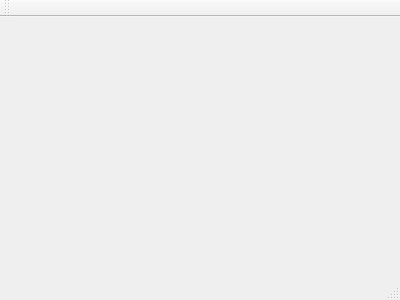
This is QT/Moving/mainwindow.ui in leejk91/CPlusPlus_Practice as Qt 5 draws it before an edit. The edited form follows.
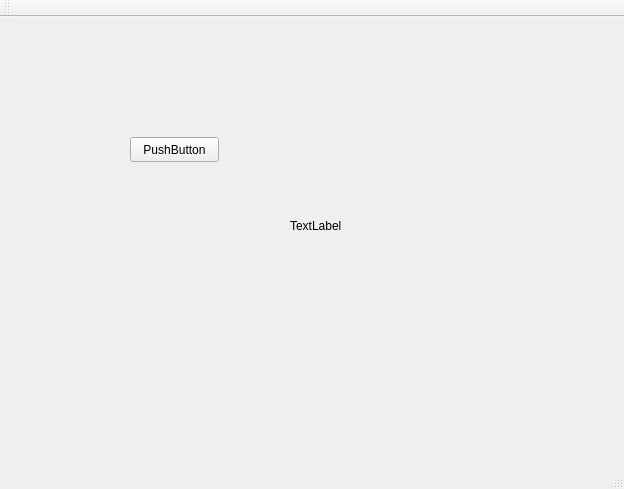
This is the edited form.

The edit to the form file:
```diff
--- a/QT/Moving/mainwindow.ui
+++ b/QT/Moving/mainwindow.ui
@@ -1,24 +1,66 @@
 <ui version="4.0">
  <class>MainWindow</class>
- <widget class="QMainWindow" name="MainWindow" >
-  <property name="geometry" >
+ <widget class="QMainWindow" name="MainWindow">
+  <property name="geometry">
    <rect>
     <x>0</x>
     <y>0</y>
-    <width>400</width>
-    <height>300</height>
+    <width>624</width>
+    <height>489</height>
    </rect>
   </property>
   <property name="windowTitle" >
    <string>MainWindow</string>
   </property>
-  <widget class="QMenuBar" name="menuBar" />
-  <widget class="QToolBar" name="mainToolBar" />
-  <widget class="QWidget" name="centralWidget" />
-  <widget class="QStatusBar" name="statusBar" />
+  <widget class="QWidget" name="centralWidget">
+   <widget class="QLabel" name="label">
+    <property name="geometry">
+     <rect>
+      <x>290</x>
+      <y>200</y>
+      <width>67</width>
+      <height>17</height>
+     </rect>
+    </property>
+    <property name="text">
+     <string>TextLabel</string>
+    </property>
+   </widget>
+   <widget class="QPushButton" name="pushButton">
+    <property name="geometry">
+     <rect>
+      <x>130</x>
+      <y>120</y>
+      <width>89</width>
+      <height>25</height>
+     </rect>
+    </property>
+    <property name="text">
+     <string>PushButton</string>
+    </property>
+   </widget>
+  </widget>
+  <widget class="QMenuBar" name="menuBar">
+   <property name="geometry">
+    <rect>
+     <x>0</x>
+     <y>0</y>
+     <width>624</width>
+     <height>22</height>
+    </rect>
+   </property>
+  </widget>
+  <widget class="QToolBar" name="mainToolBar">
+   <attribute name="toolBarArea">
+    <enum>TopToolBarArea</enum>
+   </attribute>
+   <attribute name="toolBarBreak">
+    <bool>false</bool>
+   </attribute>
+  </widget>
+  <widget class="QStatusBar" name="statusBar"/>
  </widget>
- <layoutDefault spacing="6" margin="11" />
- <pixmapfunction></pixmapfunction>
+ <layoutdefault spacing="6" margin="11"/>
  <resources/>
  <connections/>
 </ui>
```
Left out of the diff: 3 changed lines with no effect on the pictures.
